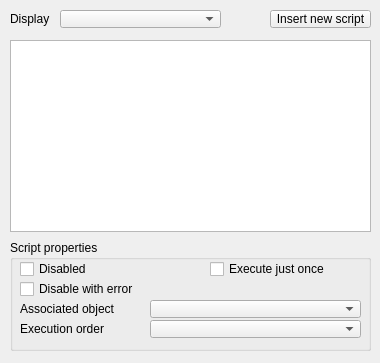
Qt form ui/qdlgscripts.ui (mdecourse/v_rep_old_core_lib) before a commit.
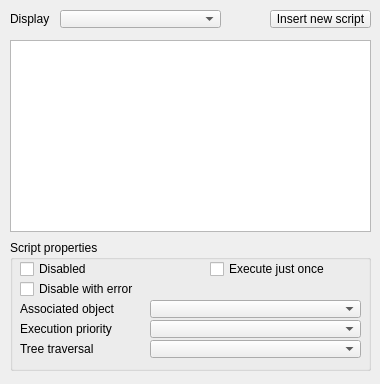
The same form after that commit.

Commit message: Various: new tree traversal, removed old path/motion planning, GCS dlgs, etc.

```diff
--- a/ui/qdlgscripts.ui
+++ b/ui/qdlgscripts.ui
@@ -7,7 +7,7 @@
     <x>0</x>
     <y>0</y>
     <width>380</width>
-    <height>363</height>
+    <height>384</height>
    </rect>
   </property>
   <property name="windowTitle">
@@ -38,7 +38,7 @@
      <x>10</x>
      <y>240</y>
      <width>361</width>
-     <height>111</height>
+     <height>131</height>
     </rect>
    </property>
    <property name="title">
@@ -115,7 +115,7 @@
      </rect>
     </property>
     <property name="text">
-     <string>Execution order</string>
+     <string>Execution priority</string>
     </property>
    </widget>
    <widget class="QComboBox" name="qqExecutionOrder">
@@ -144,6 +144,29 @@
      <string>Disable with error</string>
     </property>
    </widget>
+   <widget class="QComboBox" name="qqTreeTraversalDirection">
+    <property name="geometry">
+     <rect>
+      <x>140</x>
+      <y>100</y>
+      <width>211</width>
+      <height>18</height>
+     </rect>
+    </property>
+   </widget>
+   <widget class="QLabel" name="label_4">
+    <property name="geometry">
+     <rect>
+      <x>10</x>
+      <y>100</y>
+      <width>131</width>
+      <height>18</height>
+     </rect>
+    </property>
+    <property name="text">
+     <string>Tree traversal</string>
+    </property>
+   </widget>
   </widget>
   <widget class="QListWidget" name="qqScriptList">
    <property name="geometry">
```
Left out of the diff: 1 changed line with no effect on the pictures. The commit also changes 44 other files.
